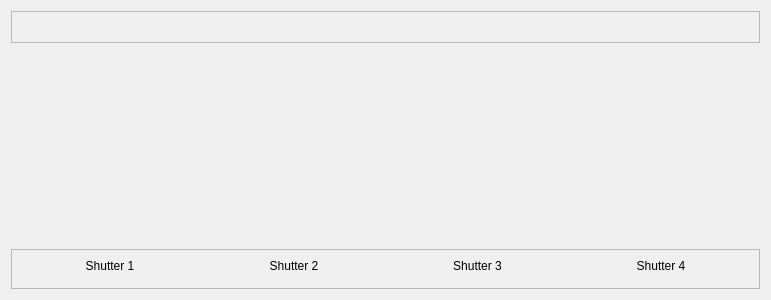
This is xpp_screens/lbl_free_space_laser.ui in pcdshub/ecs-pydm-ui as Qt 5 draws it before an edit. The edited form follows.
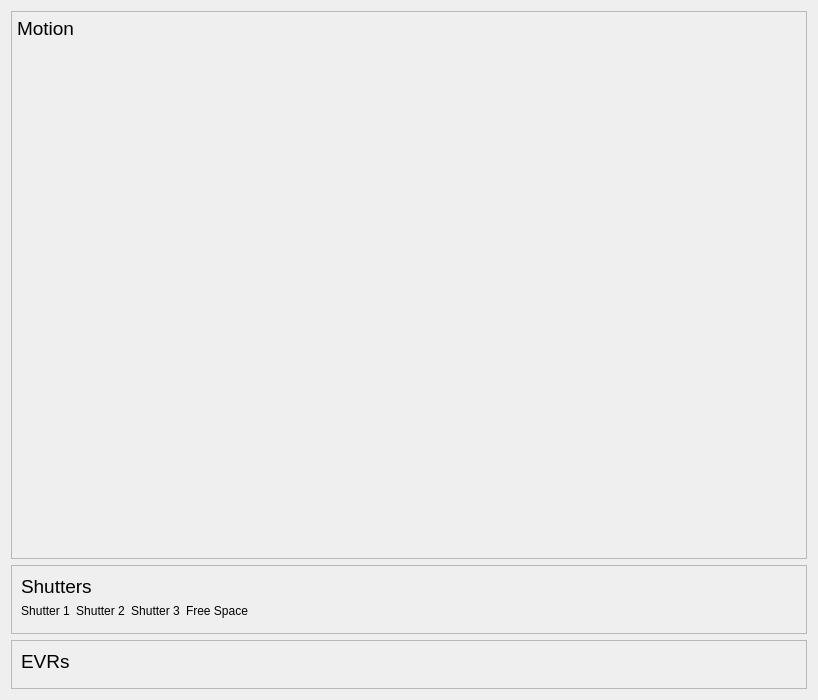
This is the edited form. Custom widgets are drawn as their Qt base class.

```diff
--- a/xpp_screens/lbl_free_space_laser.ui
+++ b/xpp_screens/lbl_free_space_laser.ui
@@ -6,8 +6,8 @@
    <rect>
     <x>0</x>
     <y>0</y>
-    <width>771</width>
-    <height>300</height>
+    <width>818</width>
+    <height>700</height>
    </rect>
   </property>
   <property name="sizePolicy">
@@ -19,7 +19,7 @@
   <property name="minimumSize">
    <size>
     <width>0</width>
-    <height>300</height>
+    <height>700</height>
    </size>
   </property>
   <property name="windowTitle">
@@ -43,8 +43,35 @@
         <enum>QFrame::Raised</enum>
        </property>
        <layout class="QVBoxLayout" name="verticalLayout_6">
+        <property name="spacing">
+         <number>5</number>
+        </property>
+        <property name="leftMargin">
+         <number>5</number>
+        </property>
+        <property name="topMargin">
+         <number>5</number>
+        </property>
+        <property name="rightMargin">
+         <number>5</number>
+        </property>
+        <property name="bottomMargin">
+         <number>5</number>
+        </property>
         <item>
-         <widget class="PyDMEmbeddedDisplay" name="PyDMEmbeddedDisplay">
+         <widget class="QLabel" name="label_6">
+          <property name="font">
+           <font>
+            <pointsize>14</pointsize>
+           </font>
+          </property>
+          <property name="text">
+           <string>Motion</string>
+          </property>
+         </widget>
+        </item>
+        <item>
+         <widget class="PyDMEmbeddedDisplay" name="PyDMEmbeddedDisplay_9">
           <property name="toolTip">
            <string/>
           </property>
@@ -56,6 +83,58 @@
           </property>
          </widget>
         </item>
+        <item>
+         <widget class="PyDMEmbeddedDisplay" name="PyDMEmbeddedDisplay_10">
+          <property name="toolTip">
+           <string/>
+          </property>
+          <property name="macros" stdset="0">
+           <string>{&quot;MOTOR&quot;:&quot;XPP:USR:MMS:18&quot;}</string>
+          </property>
+          <property name="filename" stdset="0">
+           <string>../widgets/motor_small.ui</string>
+          </property>
+         </widget>
+        </item>
+        <item>
+         <widget class="PyDMEmbeddedDisplay" name="PyDMEmbeddedDisplay_11">
+          <property name="toolTip">
+           <string/>
+          </property>
+          <property name="macros" stdset="0">
+           <string>{&quot;MOTOR&quot;:&quot;XPP:USR:MMS:19&quot;}</string>
+          </property>
+          <property name="filename" stdset="0">
+           <string>../widgets/motor_small.ui</string>
+          </property>
+         </widget>
+        </item>
+        <item>
+         <widget class="PyDMEmbeddedDisplay" name="PyDMEmbeddedDisplay_12">
+          <property name="toolTip">
+           <string/>
+          </property>
+          <property name="macros" stdset="0">
+           <string>{&quot;MOTOR&quot;:&quot;XPP:USR:MMS:20&quot;}</string>
+          </property>
+          <property name="filename" stdset="0">
+           <string>../widgets/motor_small.ui</string>
+          </property>
+         </widget>
+        </item>
+        <item>
+         <spacer name="verticalSpacer_2">
+          <property name="orientation">
+           <enum>Qt::Vertical</enum>
+          </property>
+          <property name="sizeHint" stdset="0">
+           <size>
+            <width>20</width>
+            <height>40</height>
+           </size>
+          </property>
+         </spacer>
+        </item>
         <item>
          <widget class="PyDMEmbeddedDisplay" name="PyDMEmbeddedDisplay_2">
           <property name="toolTip">
@@ -85,19 +164,6 @@
        </layout>
       </widget>
      </item>
-     <item>
-      <spacer name="verticalSpacer">
-       <property name="orientation">
-        <enum>Qt::Vertical</enum>
-       </property>
-       <property name="sizeHint" stdset="0">
-        <size>
-         <width>20</width>
-         <height>40</height>
-        </size>
-       </property>
-      </spacer>
-     </item>
      <item>
       <widget class="QFrame" name="frame_2">
        <property name="sizePolicy">
@@ -113,6 +179,18 @@
         <enum>QFrame::Raised</enum>
        </property>
        <layout class="QVBoxLayout" name="verticalLayout_7">
+        <item>
+         <widget class="QLabel" name="label_7">
+          <property name="font">
+           <font>
+            <pointsize>14</pointsize>
+           </font>
+          </property>
+          <property name="text">
+           <string>Shutters</string>
+          </property>
+         </widget>
+        </item>
         <item>
          <layout class="QHBoxLayout" name="horizontalLayout">
           <item>
@@ -201,7 +279,7 @@
             <item>
              <widget class="QLabel" name="label">
               <property name="text">
-               <string>Shutter 4</string>
+               <string>Free Space</string>
               </property>
               <property name="alignment">
                <set>Qt::AlignCenter</set>
@@ -222,6 +300,66 @@
              </widget>
             </item>
            </layout>
+          </item>
+          <item>
+           <spacer name="horizontalSpacer">
+            <property name="orientation">
+             <enum>Qt::Horizontal</enum>
+            </property>
+            <property name="sizeHint" stdset="0">
+             <size>
+              <width>40</width>
+              <height>20</height>
+             </size>
+            </property>
+           </spacer>
+          </item>
+         </layout>
+        </item>
+       </layout>
+      </widget>
+     </item>
+     <item>
+      <widget class="QFrame" name="frame_3">
+       <property name="maximumSize">
+        <size>
+         <width>16777215</width>
+         <height>180</height>
+        </size>
+       </property>
+       <property name="frameShape">
+        <enum>QFrame::StyledPanel</enum>
+       </property>
+       <property name="frameShadow">
+        <enum>QFrame::Raised</enum>
+       </property>
+       <layout class="QVBoxLayout" name="verticalLayout_10">
+        <item>
+         <layout class="QVBoxLayout" name="verticalLayout_9">
+          <item>
+           <widget class="QLabel" name="label_5">
+            <property name="font">
+             <font>
+              <pointsize>14</pointsize>
+             </font>
+            </property>
+            <property name="text">
+             <string>EVRs</string>
+            </property>
+           </widget>
+          </item>
+          <item>
+           <widget class="PyDMEmbeddedDisplay" name="PyDMEmbeddedDisplay_8">
+            <property name="toolTip">
+             <string/>
+            </property>
+            <property name="macros" stdset="0">
+             <string>{&quot;EVR&quot;:&quot;XPP:USR:EVR:TRIG9&quot;}</string>
+            </property>
+            <property name="filename" stdset="0">
+             <string>../widgets/evr.ui</string>
+            </property>
+           </widget>
           </item>
          </layout>
         </item>
```
Left out of the diff: 23 changed lines with no effect on the pictures.
